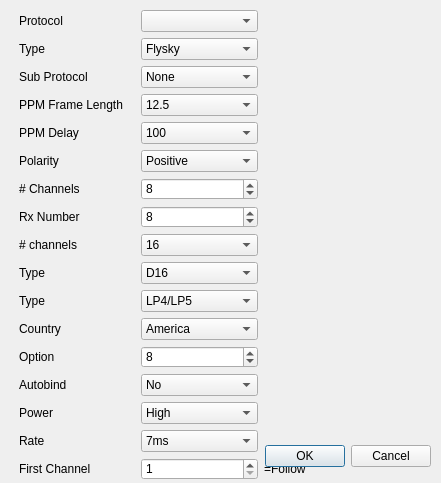
MikeBland/mbtx, file eepe/eepskye/src/ProtocolDialog.ui: the form before one commit.
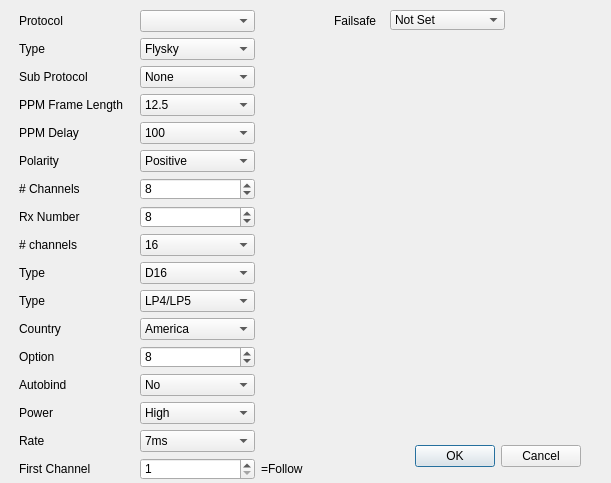
The form after the commit.

```diff
--- a/eepe/eepskye/src/ProtocolDialog.ui
+++ b/eepe/eepskye/src/ProtocolDialog.ui
@@ -6,7 +6,7 @@
    <rect>
     <x>0</x>
     <y>0</y>
-    <width>441</width>
+    <width>611</width>
     <height>483</height>
    </rect>
   </property>
@@ -16,7 +16,7 @@
   <widget class="QDialogButtonBox" name="buttonBox">
    <property name="geometry">
     <rect>
-     <x>70</x>
+     <x>220</x>
      <y>440</y>
      <width>361</width>
      <height>32</height>
@@ -40,10 +40,35 @@
    </property>
    <layout class="QGridLayout" name="gridLayout">
     <item row="0" column="1">
-     <widget class="QComboBox" name="ProtocolCB"/>
+     <widget class="QComboBox" name="ProtocolCB">
+      <property name="minimumSize">
+       <size>
+        <width>115</width>
+        <height>0</height>
+       </size>
+      </property>
+      <property name="maximumSize">
+       <size>
+        <width>115</width>
+        <height>16777215</height>
+       </size>
+      </property>
+     </widget>
     </item>
     <item row="0" column="0">
      <widget class="QLabel" name="label">
+      <property name="minimumSize">
+       <size>
+        <width>115</width>
+        <height>0</height>
+       </size>
+      </property>
+      <property name="maximumSize">
+       <size>
+        <width>115</width>
+        <height>16777215</height>
+       </size>
+      </property>
       <property name="text">
        <string>Protocol</string>
       </property>
@@ -997,16 +1022,89 @@
      </widget>
     </item>
     <item row="0" column="2">
-     <widget class="QLabel" name="followLabel_2">
+     <widget class="QLabel" name="failsafeLabel">
+      <property name="minimumSize">
+       <size>
+        <width>115</width>
+        <height>0</height>
+       </size>
+      </property>
+      <property name="maximumSize">
+       <size>
+        <width>115</width>
+        <height>16777215</height>
+       </size>
+      </property>
       <property name="text">
-       <string/>
+       <string>Failsafe</string>
+      </property>
+      <property name="alignment">
+       <set>Qt::AlignRight|Qt::AlignTrailing|Qt::AlignVCenter</set>
       </property>
      </widget>
     </item>
+    <item row="1" column="2">
+     <spacer name="horizontalSpacer">
+      <property name="orientation">
+       <enum>Qt::Horizontal</enum>
+      </property>
+      <property name="sizeHint" stdset="0">
+       <size>
+        <width>40</width>
+        <height>20</height>
+       </size>
+      </property>
+     </spacer>
+    </item>
    </layout>
   </widget>
-  <zorder>gridLayoutWidget</zorder>
-  <zorder>buttonBox</zorder>
+  <widget class="QComboBox" name="FailsafeCB">
+   <property name="geometry">
+    <rect>
+     <x>390</x>
+     <y>10</y>
+     <width>115</width>
+     <height>20</height>
+    </rect>
+   </property>
+   <property name="minimumSize">
+    <size>
+     <width>115</width>
+     <height>0</height>
+    </size>
+   </property>
+   <property name="maximumSize">
+    <size>
+     <width>115</width>
+     <height>16777215</height>
+    </size>
+   </property>
+   <item>
+    <property name="text">
+     <string>Not Set</string>
+    </property>
+   </item>
+   <item>
+    <property name="text">
+     <string>Rx</string>
+    </property>
+   </item>
+   <item>
+    <property name="text">
+     <string>Custom</string>
+    </property>
+   </item>
+   <item>
+    <property name="text">
+     <string>Hold</string>
+    </property>
+   </item>
+   <item>
+    <property name="text">
+     <string>No Pulses</string>
+    </property>
+   </item>
+  </widget>
  </widget>
  <resources/>
  <connections>
```
